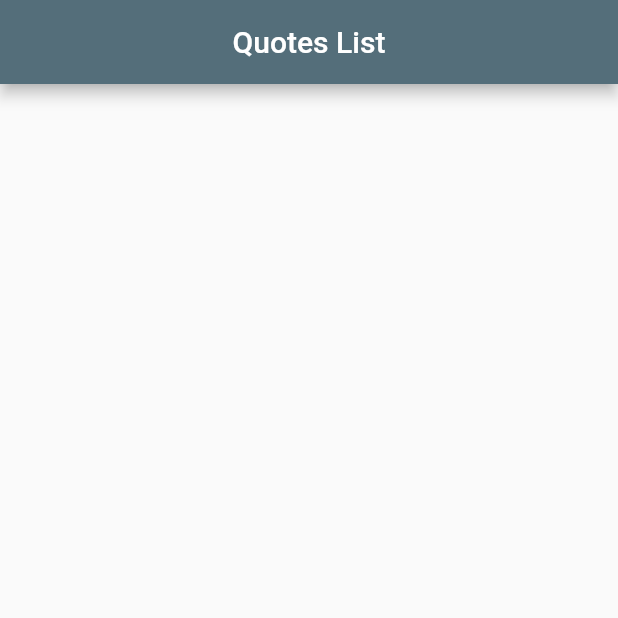
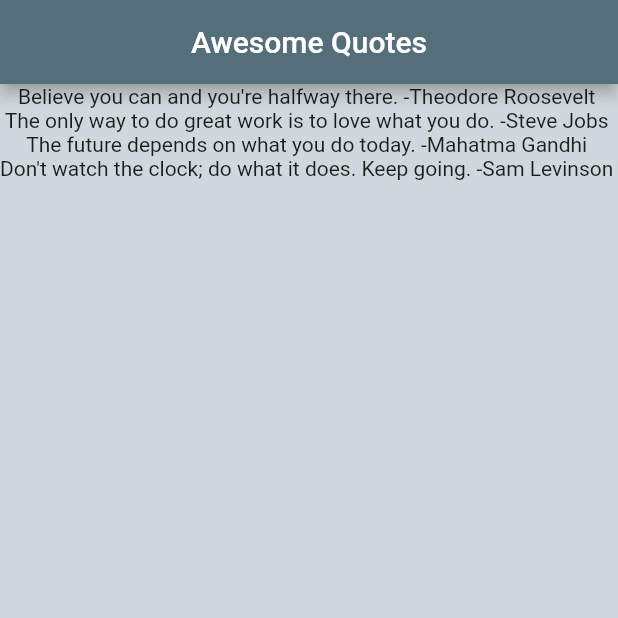
Before and after one commit to BUFONJOKER/quotes_list, a Flutter app: the screen it shows after launch, on a phone screen of 412 x 824 dp, the top half of it. Run offline on Flutter 3.47's test engine with Material 2 defaults, Android fonts, the phone set to English and light mode, and no system bars.

Commit message:
list created and map function

```diff
--- a/lib/main.dart
+++ b/lib/main.dart
@@ -14,15 +14,26 @@ class Home extends StatefulWidget {
 }
 
 class _HomeState extends State<Home> {
+
+  var quoteList = [
+    "Believe you can and you're halfway there. -Theodore Roosevelt",
+    "The only way to do great work is to love what you do. -Steve Jobs",
+    "The future depends on what you do today. -Mahatma Gandhi",
+    "Don't watch the clock; do what it does. Keep going. -Sam Levinson",
+  ];
+
   @override
   Widget build(BuildContext context) {
     return Scaffold(
+      backgroundColor: Colors.blueGrey[100],
       appBar: AppBar(
           backgroundColor: Colors.blueGrey[600],
-          title: const Center(
-            child: Text("Quotes List"),
+          title: const Text('Awesome Quotes'),
+          centerTitle: true,
+      ),
+      body: Column(
+        children: quoteList.map((quote) => Text(quote)).toList(),
 
-          ),
       ),
     );
   }
```
